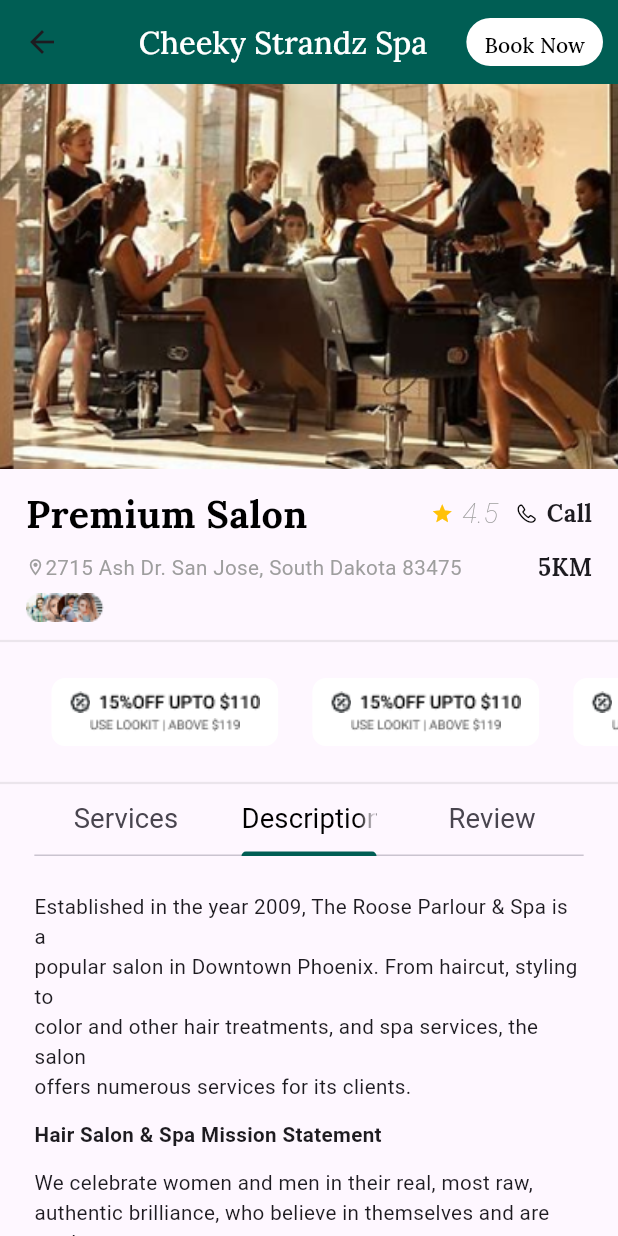
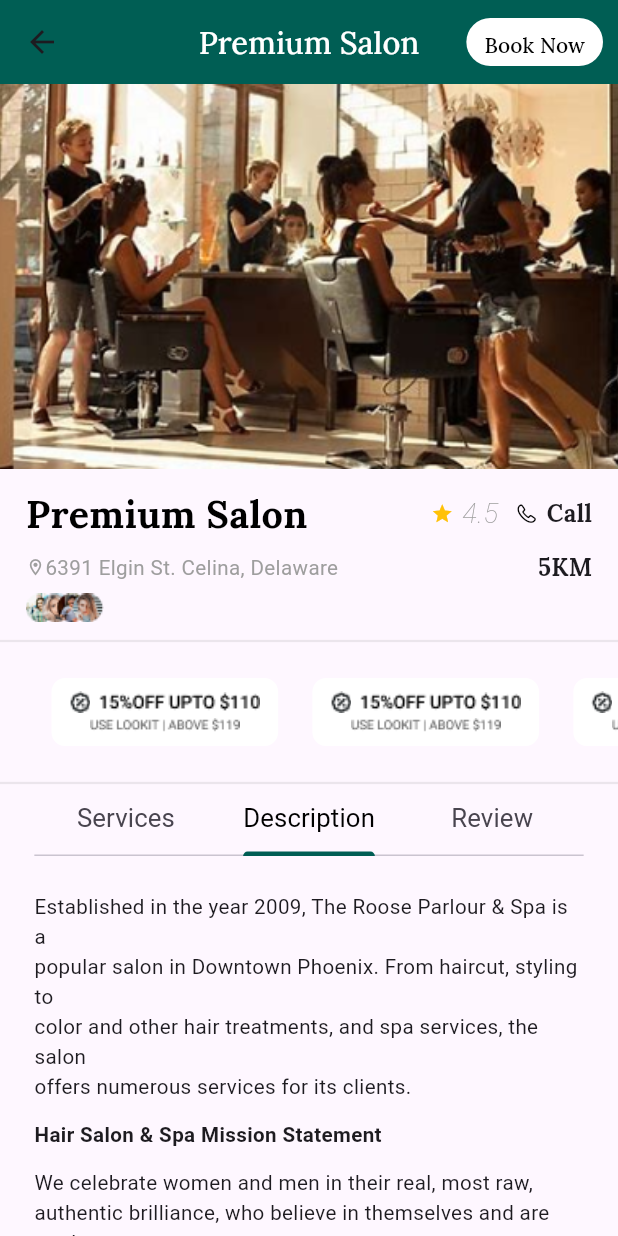
Before and after one commit to TheScriptRailoth/Hair-Haven, a Flutter app: the SearchScreen screen opened directly, after a tap on "Premium Salon", on a phone screen of 412 x 824 dp. Run offline on Flutter 3.47's test engine with Material 3 defaults, Android fonts, the phone set to English and light mode, and no system bars; our stand-ins replace flare_flutter, flutter_rating_bar, flutter_screenutil, font_awesome_flutter, get, google_fonts and 5 more; missing offline and left inert: dart:ffi, social_media_buttons.

Commit message:
HAIR-HAVEN : Updated Salon Page Scrren
Signed-off-by: Ashutosh <am3718440@gmail.com>

```diff
--- a/lib/presentation/pages/barber_profile_screen.dart
+++ b/lib/presentation/pages/barber_profile_screen.dart
@@ -5,8 +5,6 @@ import 'package:flutter_screenutil/flutter_screenutil.dart';
 import 'package:google_fonts/google_fonts.dart';
 import 'package:hair_haven/presentation/pages/date_and_time_screen.dart';
 import 'package:hair_haven/presentation/widgets/barber_reviewer_widget.dart';
-import 'package:hair_haven/presentation/widgets/reviewer_widget.dart';
-import 'package:velocity_x/velocity_x.dart';
 import '../../core/theme/mycolors.dart';
 
 class BarberProfileScreen extends StatefulWidget {
@@ -565,7 +563,6 @@ class _BarberProfileScreenState extends State<BarberProfileScreen> {
                   ),
                 ),
               ),
-
             ],
           ),
         ),
--- a/lib/presentation/pages/date_and_time_screen.dart
+++ b/lib/presentation/pages/date_and_time_screen.dart
@@ -59,8 +59,7 @@ class _DateAndTimeScreenState extends State<DateAndTimeScreen> {
       ),
       body: Padding(
         padding: EdgeInsets.symmetric(horizontal: 20),
-        child: Column(
-          crossAxisAlignment: CrossAxisAlignment.start,
+        child: ListView(
             children: [
               SizedBox(height: 20.h,),
               Column(
@@ -255,9 +254,9 @@ class _DateAndTimeScreenState extends State<DateAndTimeScreen> {
                   ],
                 ),
               ),
-            SizedBox(height: 50.h,),
+              SizedBox(height: 10.h,),
               Padding(
-              padding:  EdgeInsets.symmetric(horizontal: 10.w),
+                padding:  EdgeInsets.symmetric(horizontal: 10.w, vertical: 20.h),
                 child: Container(
                     height: 50.h,
                     width: 358.w,
@@ -279,8 +278,6 @@ class _DateAndTimeScreenState extends State<DateAndTimeScreen> {
                     )
                 ),
               ),
-
-
             ],
         ),
       )
--- a/lib/presentation/pages/salon_page.dart
+++ b/lib/presentation/pages/salon_page.dart
@@ -6,7 +6,12 @@ import 'package:hair_haven/core/theme/mycolors.dart';
 import 'package:hair_haven/presentation/pages/select_services_page.dart';
 import 'package:hair_haven/presentation/widgets/reviewer_widget.dart';
 class SalonPage extends StatefulWidget {
-  const SalonPage({super.key});
+  final String SalonName;
+  final String SalonAddress;
+  final String SalonImg;
+  final String SalonRating;
+  final String SalonDistance;
+  const SalonPage({Key? key, required this.SalonName, required this.SalonAddress, required this.SalonDistance, required this.SalonImg, required this.SalonRating}):super(key: key);
 
   @override
   State<SalonPage> createState() => _SalonPageState();
@@ -40,7 +45,8 @@ class _SalonPageState extends State<SalonPage> {
               mainAxisAlignment: MainAxisAlignment.spaceBetween,
               crossAxisAlignment: CrossAxisAlignment.center,
               children: [
-                Column(
+                Expanded(
+                  child: Column(
                     crossAxisAlignment: CrossAxisAlignment.start,
                     mainAxisAlignment: MainAxisAlignment.center,
                     children: [
@@ -49,7 +55,7 @@ class _SalonPageState extends State<SalonPage> {
                         fontSize: 12.sp
                       ),),
                       SizedBox(height: 5.h,),
-                    Text("Established in the year 2009, The Roose Parlour &\nSpa is a popular.",
+                      Text("Established in the year 2009, The Roose Parlour & Spa is a popular.",
                       style: GoogleFonts.lato(
                         color: Colors.grey,
                         fontSize: 10.sp,
@@ -62,6 +68,7 @@ class _SalonPageState extends State<SalonPage> {
                       ),),
 
                     ],
+                  ),
                 ),
                 Stack(
                   children: [
@@ -86,12 +93,14 @@ class _SalonPageState extends State<SalonPage> {
                                   color: Colors.white,
                                   borderRadius: BorderRadius.circular(5.r)
                               ),
-                              child: Center(
+                              child: TextButton(
+                                onPressed: () {  },
                                 child: Text("ADD", style: GoogleFonts.roboto(
                                     fontWeight: FontWeight.w400,
-                                    fontSize: 9.sp
+                                    fontSize: 9.sp,
+                                  color: Colors.black
                                 ),),
-                              ),
+                               )
                             ),
                           ],
                         ),
@@ -114,7 +123,8 @@ class _SalonPageState extends State<SalonPage> {
               mainAxisAlignment: MainAxisAlignment.spaceBetween,
               crossAxisAlignment: CrossAxisAlignment.center,
               children: [
-                Column(
+                Expanded(
+                  child: Column(
                     crossAxisAlignment: CrossAxisAlignment.start,
                     mainAxisAlignment: MainAxisAlignment.center,
                     children: [
@@ -123,7 +133,7 @@ class _SalonPageState extends State<SalonPage> {
                           fontSize: 12.sp
                       ),),
                       SizedBox(height: 5.h,),
-                    Text("Established in the year 2009, The Roose Parlour &\nSpa is a popular.",
+                      Text("Established in the year 2009, The Roose Parlour & Spa is a popular.",
                         style: GoogleFonts.lato(
                             color: Colors.grey,
                             fontSize: 10.sp,
@@ -136,6 +146,7 @@ class _SalonPageState extends State<SalonPage> {
                       ),),
 
                     ],
+                  ),
                 ),
                 Stack(
                   children: [
@@ -160,12 +171,14 @@ class _SalonPageState extends State<SalonPage> {
                                     color: Colors.white,
                                     borderRadius: BorderRadius.circular(5.r)
                                 ),
-                              child: Center(
+                                child: TextButton(
+                                  onPressed: () {  },
                                   child: Text("ADD", style: GoogleFonts.roboto(
                                       fontWeight: FontWeight.w400,
-                                  fontSize: 9.sp
+                                      fontSize: 9.sp,
+                                      color: Colors.black
                                   ),),
-                              ),
+                                )
                             ),
                           ],
                         ),
@@ -196,7 +209,7 @@ class _SalonPageState extends State<SalonPage> {
     return Scaffold(
       appBar: AppBar(
         elevation: 0.0,
-        title: Text("Cheeky Strandz Spa", style: GoogleFonts.lora(
+        title: Text(widget.SalonName, style: GoogleFonts.lora(
           fontWeight: FontWeight.w500,
           fontSize: 18.sp,
           color: Colors.white
@@ -229,14 +242,14 @@ class _SalonPageState extends State<SalonPage> {
             Container(
               height: 215.h,
               width: MediaQuery.sizeOf(context).width,
-              child: Image.asset('assets/images/premium_salon_bg.png', fit: BoxFit.cover,),
+              child: Image.asset(widget.SalonImg, fit: BoxFit.cover,),
             ),
             SizedBox(height: 10.h,),
             Row(
               children: [
                 SizedBox(width: 15.w,),
                 Expanded(
-                  child: Text("Premium Salon", style: GoogleFonts.lora(
+                  child: Text(widget.SalonName, style: GoogleFonts.lora(
                     fontSize: 22.sp,
                     fontWeight: FontWeight.w700,
                     color: Colors.black
@@ -270,7 +283,7 @@ class _SalonPageState extends State<SalonPage> {
                 SizedBox(width: 15.w,),
                 Icon(Icons.location_on_outlined, color: Colors.grey, size: 13,),
                 Expanded(
-                  child: Text("2715 Ash Dr. San Jose, South Dakota 83475", style: GoogleFonts.roboto(
+                  child: Text(widget.SalonAddress, style: GoogleFonts.roboto(
                     fontSize: 12.sp,
                     fontWeight: FontWeight.w400,
                     color: Colors.grey
@@ -280,7 +293,7 @@ class _SalonPageState extends State<SalonPage> {
                   ),
                 ),
                 SizedBox(width: 10.w,),
-                Text("5KM", style: GoogleFonts.lora(
+                Text(widget.SalonDistance, style: GoogleFonts.lora(
                     fontSize: 14.sp,
                     fontWeight: FontWeight.w700
                 ),),
@@ -424,7 +437,7 @@ class _SalonPageState extends State<SalonPage> {
                         labelColor: Colors.black,
                           labelStyle: GoogleFonts.roboto(
                             fontWeight: FontWeight.w400,
-                            fontSize: 16.sp
+                            fontSize: 15.sp
                           ),
                           indicatorColor: MyColors.primaryColor,
                           tabs: [
@@ -463,10 +476,7 @@ class _SalonPageState extends State<SalonPage> {
                                   );
                                 },
                               ),
-                            SingleChildScrollView(
-                              scrollDirection: Axis.vertical,
-                              child: Column(
-                                crossAxisAlignment: CrossAxisAlignment.start,
+                            ListView(
                               children: [
                                 SizedBox(height: 20.h,),
                                 Text("Established in the year 2009, The Roose Parlour & Spa is a\npopular salon in Downtown Phoenix. From haircut, styling to\ncolor and other hair treatments, and spa services, the salon\noffers numerous services for its clients.",
@@ -560,7 +570,6 @@ class _SalonPageState extends State<SalonPage> {
                                 SizedBox(height: 50.h,)
 
                               ],
-                              ),
                             ),
                             SingleChildScrollView(
                               scrollDirection: Axis.vertical,
--- a/lib/presentation/widgets/search_result_widget.dart
+++ b/lib/presentation/widgets/search_result_widget.dart
@@ -3,7 +3,6 @@ import 'package:flutter/material.dart';
 import 'package:flutter_screenutil/flutter_screenutil.dart';
 import 'package:google_fonts/google_fonts.dart';
 import 'package:hair_haven/presentation/pages/salon_page.dart';
-import 'package:hair_haven/presentation/pages/user-profile-screens/saved_screen.dart';
 
 class SearchResultWidget extends StatefulWidget {
   final String title;
@@ -35,7 +34,7 @@ class _SearchResultWidgetState extends State<SearchResultWidget> {
           GestureDetector(
             onTap: (){
               Navigator.push(context, MaterialPageRoute(builder: (context){
-                return SalonPage();
+                return SalonPage(SalonName: widget.title, SalonAddress: widget.location, SalonDistance: widget.distance, SalonImg: 'assets/images/premium_salon_bg.png', SalonRating: widget.rating);
               }));
             },
             child: Flexible(
```
Lines whose indentation alone changed are shown as unchanged.
